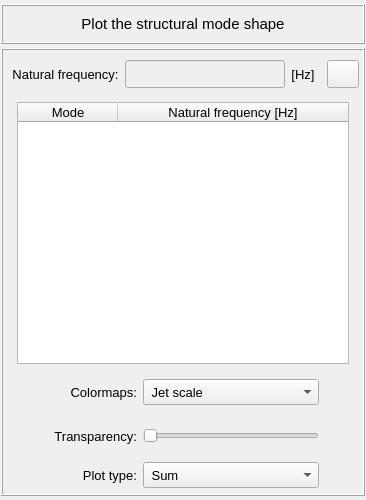
Before: the Qt Designer form vibra/interface/data/ui_files/plots/structural/structural_mode_shape_inputs.ui in MOPT-UFSC/VIBRA, drawn with Qt 5.
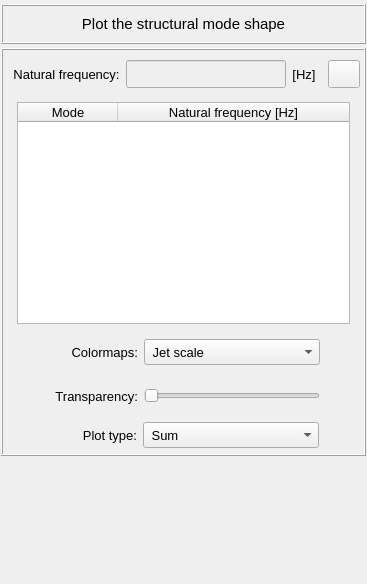
After: the same form once the commit is applied. Icons and pictures are not drawn.

Commit message: Add a QFrame container for the animation widget to the ui files

Diff of the .ui file:
```diff
--- a/vibra/interface/data/ui_files/plots/structural/structural_mode_shape_inputs.ui
+++ b/vibra/interface/data/ui_files/plots/structural/structural_mode_shape_inputs.ui
@@ -6,8 +6,8 @@
    <rect>
     <x>0</x>
     <y>0</y>
-    <width>366</width>
-    <height>500</height>
+    <width>367</width>
+    <height>584</height>
    </rect>
   </property>
   <property name="maximumSize">
@@ -92,7 +92,6 @@
          <font>
           <family>MS Shell Dlg 2</family>
           <pointsize>11</pointsize>
-          <weight>50</weight>
           <italic>false</italic>
           <bold>false</bold>
          </font>
@@ -195,7 +194,6 @@
             <font>
              <family>MS Shell Dlg 2</family>
              <pointsize>10</pointsize>
-             <weight>50</weight>
              <italic>false</italic>
              <bold>false</bold>
             </font>
@@ -220,7 +218,6 @@
              <font>
               <family>MS Shell Dlg 2</family>
               <pointsize>10</pointsize>
-              <weight>50</weight>
               <italic>false</italic>
               <bold>false</bold>
              </font>
@@ -237,7 +234,6 @@
              <font>
               <family>MS Shell Dlg 2</family>
               <pointsize>10</pointsize>
-              <weight>50</weight>
               <italic>false</italic>
               <bold>false</bold>
              </font>
@@ -551,7 +547,6 @@
            <property name="font">
             <font>
              <pointsize>10</pointsize>
-             <weight>50</weight>
              <bold>false</bold>
             </font>
            </property>
@@ -610,7 +605,6 @@
             <font>
              <family>MS Shell Dlg 2</family>
              <pointsize>10</pointsize>
-             <weight>50</weight>
              <italic>false</italic>
              <bold>false</bold>
             </font>
@@ -641,7 +635,6 @@
             <font>
              <family>MS Shell Dlg 2</family>
              <pointsize>10</pointsize>
-             <weight>50</weight>
              <bold>false</bold>
             </font>
            </property>
@@ -856,6 +849,22 @@
      </layout>
     </widget>
    </item>
+   <item row="2" column="0">
+    <widget class="QFrame" name="frame_animation">
+     <property name="minimumSize">
+      <size>
+       <width>0</width>
+       <height>120</height>
+      </size>
+     </property>
+     <property name="frameShape">
+      <enum>QFrame::Shape::NoFrame</enum>
+     </property>
+     <property name="frameShadow">
+      <enum>QFrame::Shadow::Raised</enum>
+     </property>
+    </widget>
+   </item>
   </layout>
  </widget>
  <tabstops>
```
Left out of the diff: 66 changed lines with no effect on the pictures. The commit also changes 8 other files.
